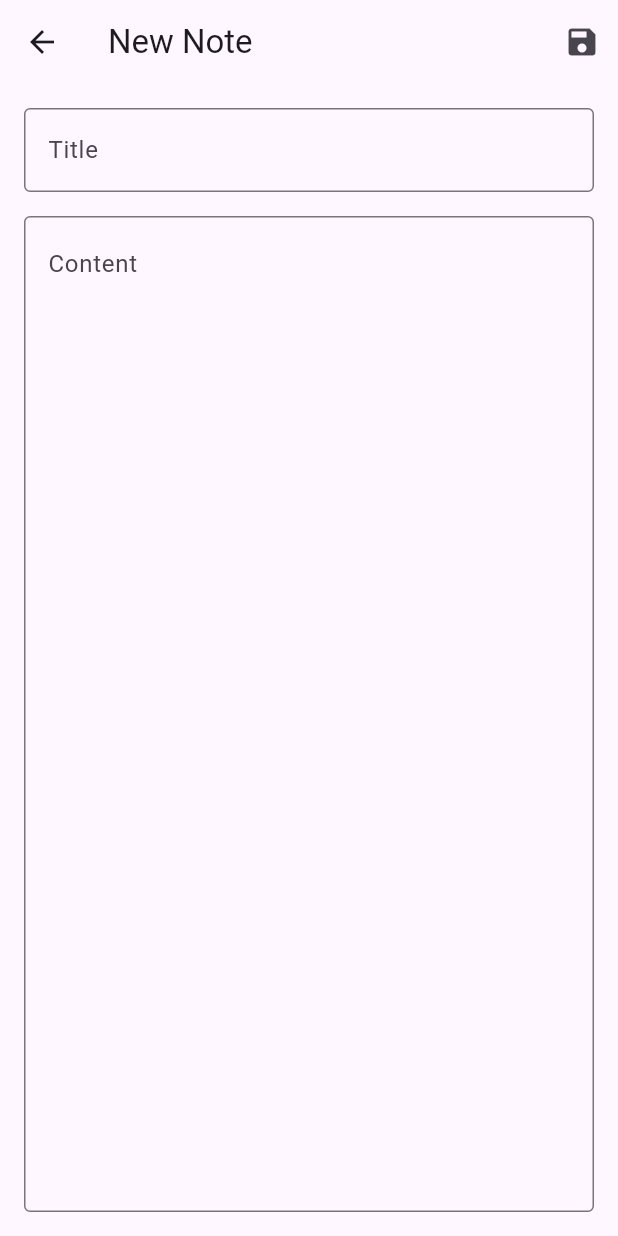
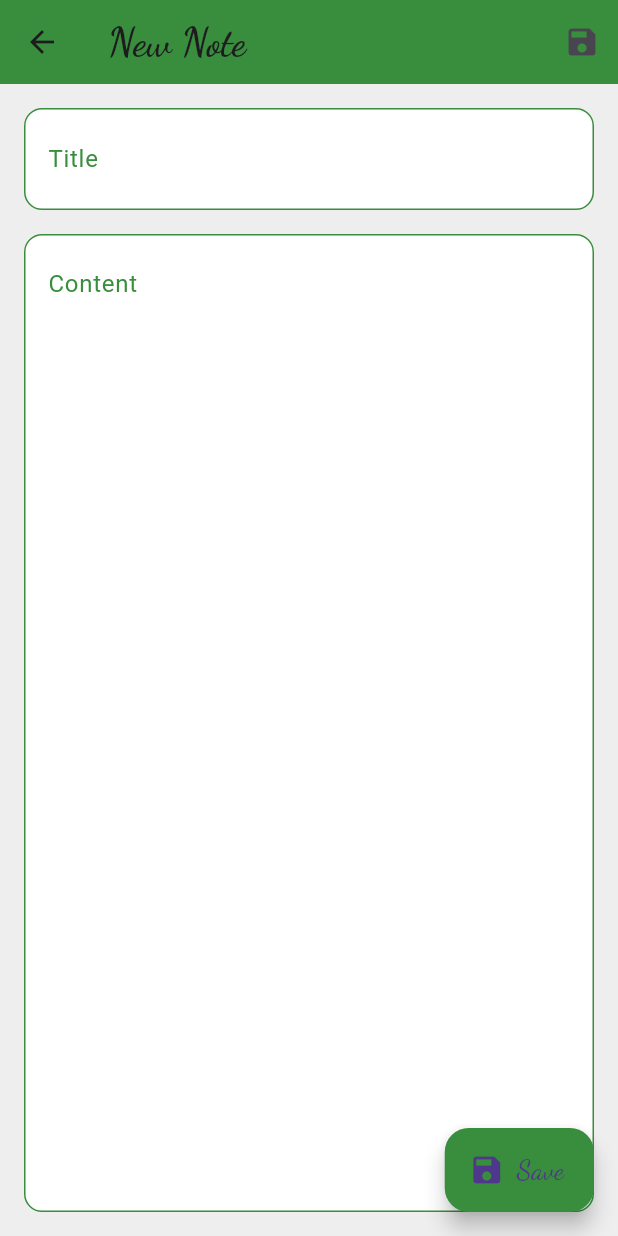
Before and after one commit to felixnatanaelbutarbutar/PAM-WEEK-11-KEL05-sharedpreferences_sqlitetask, a Flutter app: the NoteDetailScreen screen opened directly, on a phone screen of 412 x 824 dp. Run offline on Flutter 3.47's test engine with Material 3 defaults, Android fonts, the phone set to English and light mode, and no system bars; our stand-ins replace google_fonts, shared_preferences, sqflite; accounts and stored records are empty.

Commit message:
Update tampilan dan fitur hapus di note sudah ada

```diff
--- a/lib/screens/notes_detail_screen.dart
+++ b/lib/screens/notes_detail_screen.dart
@@ -1,4 +1,5 @@
 import 'package:flutter/material.dart';
+import 'package:google_fonts/google_fonts.dart';
 import '../models/note.dart';
 import '../helpers/database_helper.dart';
 
@@ -51,8 +52,15 @@ class _NoteDetailScreenState extends State<NoteDetailScreen> {
   @override
   Widget build(BuildContext context) {
     return Scaffold(
+      backgroundColor: Colors.grey[200],
       appBar: AppBar(
-        title: Text(_isEditing ? 'Edit Note' : 'New Note'),
+        title: Text(
+          _isEditing ? 'Edit Note' : 'New Note',
+          style: GoogleFonts.dancingScript(
+            textStyle: TextStyle(fontSize: 26, fontWeight: FontWeight.bold),
+          ),
+        ),
+        backgroundColor: Colors.green[700],
         actions: [
           IconButton(
             icon: Icon(Icons.save),
@@ -63,30 +71,79 @@ class _NoteDetailScreenState extends State<NoteDetailScreen> {
       body: Padding(
         padding: const EdgeInsets.all(16.0),
         child: Column(
+          crossAxisAlignment: CrossAxisAlignment.start,
           children: [
+            // Title Input
             TextField(
               controller: _titleController,
+              style: GoogleFonts.dancingScript(
+                textStyle: TextStyle(fontSize: 24, fontWeight: FontWeight.bold, color: Colors.black87),
+              ),
               decoration: InputDecoration(
                 labelText: 'Title',
-                border: OutlineInputBorder(),
+                labelStyle: TextStyle(color: Colors.green[700]),
+                filled: true,
+                fillColor: Colors.white,
+                border: OutlineInputBorder(
+                  borderRadius: BorderRadius.circular(12),
+                  borderSide: BorderSide(color: Colors.green[700]!),
+                ),
+                enabledBorder: OutlineInputBorder(
+                  borderRadius: BorderRadius.circular(12),
+                  borderSide: BorderSide(color: Colors.green[700]!),
+                ),
+                focusedBorder: OutlineInputBorder(
+                  borderRadius: BorderRadius.circular(12),
+                  borderSide: BorderSide(color: Colors.green[400]!),
+                ),
               ),
             ),
             SizedBox(height: 16),
+
+            // Content Input
             Expanded(
               child: TextField(
                 controller: _contentController,
                 maxLines: null,
                 expands: true,
                 textAlignVertical: TextAlignVertical.top,
+                style: GoogleFonts.dancingScript(
+                  textStyle: TextStyle(fontSize: 18, color: Colors.black87),
+                ),
                 decoration: InputDecoration(
                   labelText: 'Content',
                   alignLabelWithHint: true,
-                  border: OutlineInputBorder(),
+                  labelStyle: TextStyle(color: Colors.green[700]),
+                  filled: true,
+                  fillColor: Colors.white,
+                  border: OutlineInputBorder(
+                    borderRadius: BorderRadius.circular(12),
+                    borderSide: BorderSide(color: Colors.green[700]!),
+                  ),
+                  enabledBorder: OutlineInputBorder(
+                    borderRadius: BorderRadius.circular(12),
+                    borderSide: BorderSide(color: Colors.green[700]!),
+                  ),
+                  focusedBorder: OutlineInputBorder(
+                    borderRadius: BorderRadius.circular(12),
+                    borderSide: BorderSide(color: Colors.green[400]!),
+                  ),
                 ),
               ),
             ),
           ],
         ),
+      ),
+      floatingActionButton: FloatingActionButton.extended(
+        onPressed: _saveNote,
+        label: Text(
+          _isEditing ? 'Update' : 'Save',
+          style: GoogleFonts.dancingScript(
+            textStyle: TextStyle(fontSize: 18),
+          ),
+        ),
+        icon: Icon(Icons.save),
+        backgroundColor: Colors.green[700],
       ),
     );
   }
--- a/lib/screens/register_page.dart
+++ b/lib/screens/register_page.dart
@@ -52,7 +52,7 @@ class _RegisterPageState extends State<RegisterPage> {
   @override
   Widget build(BuildContext context) {
     return Scaffold(
-      backgroundColor: Colors.grey[200],
+      backgroundColor: const Color.fromARGB(255, 255, 255, 255),
       body: Center(
         child: Padding(
           padding: const EdgeInsets.symmetric(horizontal: 24.0),
@@ -115,7 +115,7 @@ class _RegisterPageState extends State<RegisterPage> {
                 onPressed: () {
                   Navigator.pushReplacementNamed(context, '/login');
                 },
-                child: Text('Already have an account? Login'),
+                child: Text('Sudah punya akun? Login disini!'),
               ),
             ],
           ),
```
Also changed, not shown: lib/screens/login_page.dart (+15 -7 lines), lib/screens/notes_screen.dart (+31 -19 lines), pubspec.yaml (+7 -0 lines), pubspec.lock, 1 other file.
